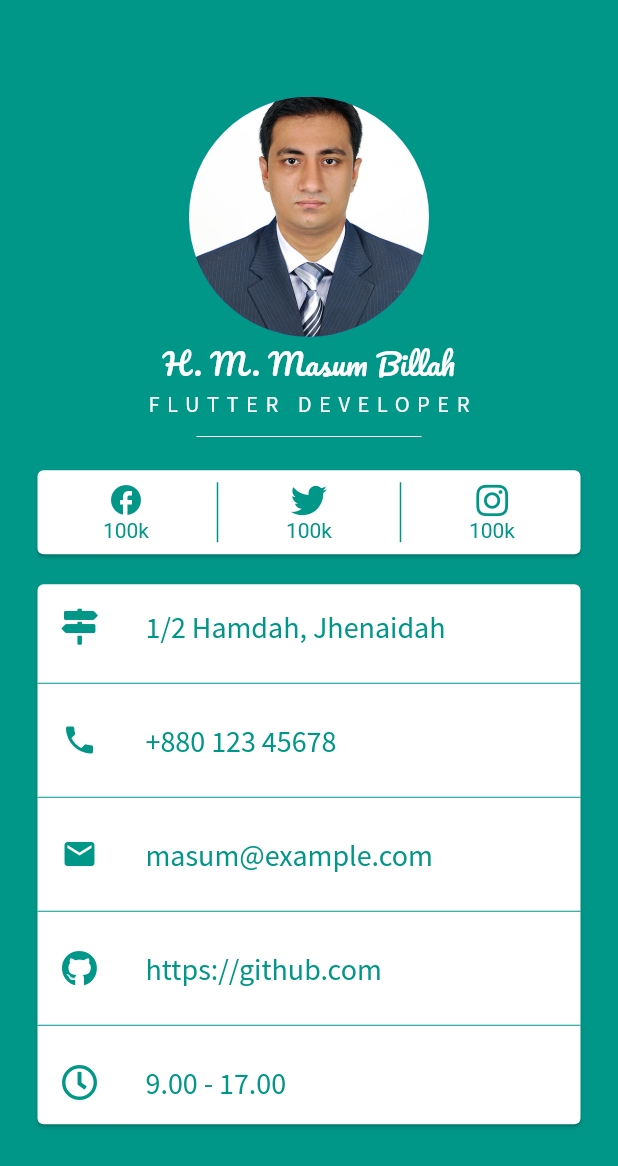
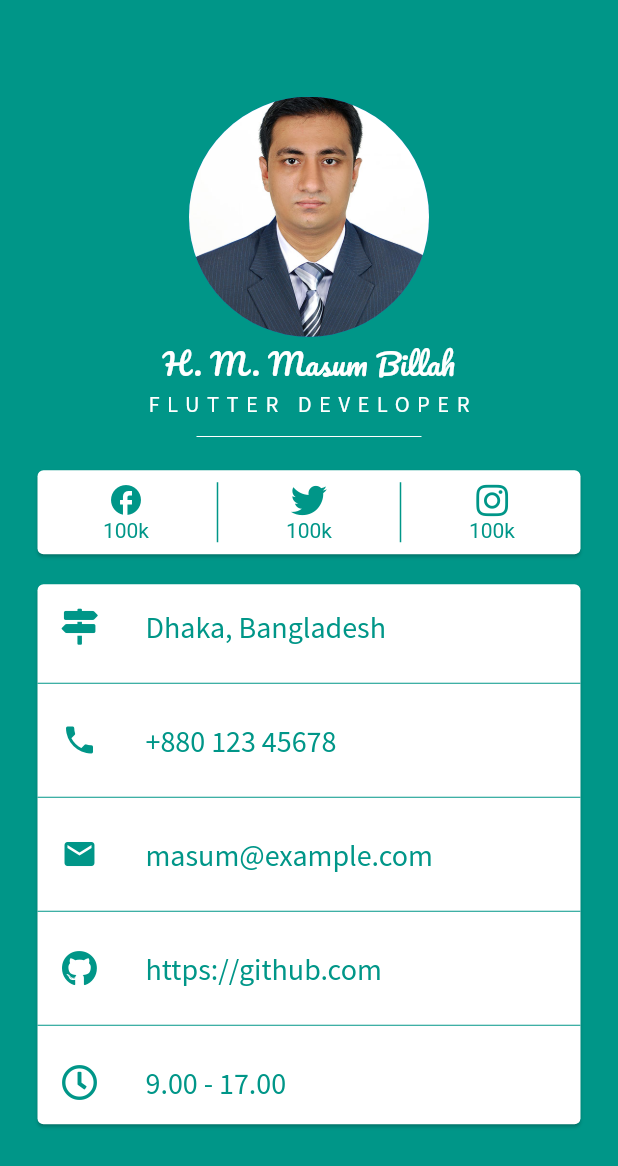
Before and after one commit to masumbillah21/Business-Card, a Flutter app: the screen it shows after launch, on a phone screen of 412 x 824 dp. Shown: the top 1166 px of the screen. Run offline on Flutter 3.47's test engine with Material 2 defaults, Android fonts, the phone set to English and light mode, and no system bars; our stand-ins replace font_awesome_flutter.

Commit message:
Added Screenshot

```diff
--- a/lib/main.dart
+++ b/lib/main.dart
@@ -128,7 +128,7 @@ class MyApp extends StatelessWidget {
                         color: Colors.teal,
                       ),
                       title: Text(
-                        '1/2 Hamdah, Jhenaidah',
+                        'Dhaka, Bangladesh',
                         style: TextStyle(
                           color: Colors.teal,
                           fontSize: 20.0,
```
Also changed, not shown: pubspec.lock, 5 other files.
